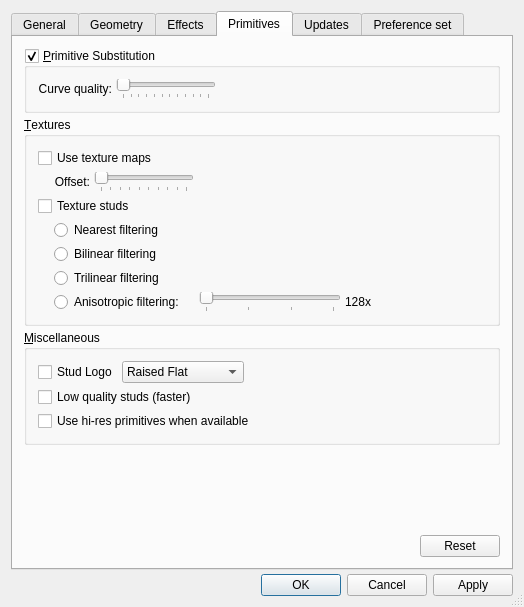
Qt form ldvlib/LDVQt/LDVPreferencesPanel.ui (trevorsandy/lpub3d-ci) before a commit.
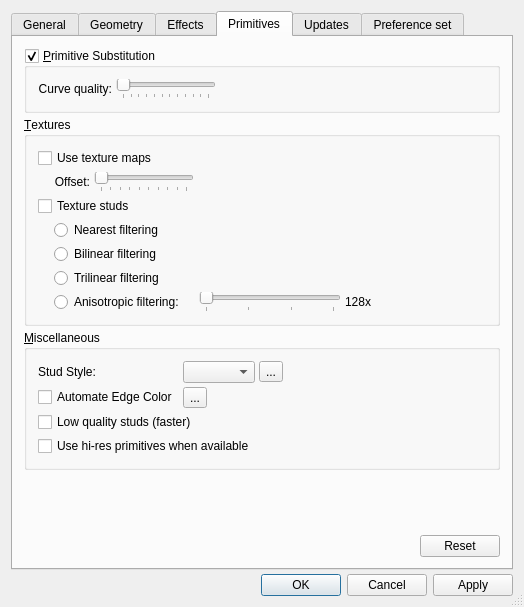
The same form after that commit. The open tabs and pages were chosen to show the change. Icons and pictures are not drawn.

Commit message: Stud style update for LDV module

```diff
--- a/ldvlib/LDVQt/LDVPreferencesPanel.ui
+++ b/ldvlib/LDVQt/LDVPreferencesPanel.ui
@@ -3296,77 +3296,69 @@
          <property name="title">
           <string>&amp;Miscellaneous</string>
          </property>
-         <layout class="QVBoxLayout" name="verticalLayout_4">
-          <item>
-           <layout class="QHBoxLayout" name="horizontalLayout_5">
-            <item>
-             <widget class="QCheckBox" name="studLogoBox">
-              <property name="text">
-               <string>Stud Logo</string>
-              </property>
-             </widget>
-            </item>
-            <item>
-             <widget class="QComboBox" name="studLogoCombo">
-              <property name="currentIndex">
-               <number>2</number>
-              </property>
-              <item>
-               <property name="text">
-                <string>Single Wire</string>
-               </property>
-              </item>
-              <item>
-               <property name="text">
-                <string>Double Wire</string>
-               </property>
-              </item>
-              <item>
-               <property name="text">
-                <string>Raised Flat</string>
-               </property>
-              </item>
-              <item>
-               <property name="text">
-                <string>Raised Rounded</string>
-               </property>
-              </item>
-              <item>
-               <property name="text">
-                <string>Subtle Rounded</string>
-               </property>
-              </item>
-             </widget>
-            </item>
-            <item>
-             <spacer name="horizontalSpacer">
-              <property name="orientation">
-               <enum>Qt::Horizontal</enum>
-              </property>
-              <property name="sizeHint" stdset="0">
-               <size>
-                <width>40</width>
-                <height>20</height>
-               </size>
-              </property>
-             </spacer>
-            </item>
-           </layout>
-          </item>
-          <item>
+         <layout class="QGridLayout" name="gridLayout_2">
+          <item row="3" column="0" colspan="2">
            <widget class="QCheckBox" name="lowQualityStudsButton">
             <property name="text">
              <string>Low quality studs (faster)</string>
             </property>
            </widget>
           </item>
-          <item>
+          <item row="0" column="5">
+           <spacer name="horizontalSpacer">
+            <property name="orientation">
+             <enum>Qt::Horizontal</enum>
+            </property>
+            <property name="sizeHint" stdset="0">
+             <size>
+              <width>40</width>
+              <height>20</height>
+             </size>
+            </property>
+           </spacer>
+          </item>
+          <item row="4" column="0" colspan="2">
            <widget class="QCheckBox" name="hiresPrimitivesButton">
             <property name="text">
              <string>Use hi-res primitives when available</string>
             </property>
            </widget>
           </item>
+          <item row="2" column="0">
+           <widget class="QCheckBox" name="automateEdgeColorBox">
+            <property name="text">
+             <string>Automate Edge Color</string>
+            </property>
+           </widget>
+          </item>
+          <item row="0" column="1">
+           <widget class="QComboBox" name="studStyleCombo">
+            <property name="currentIndex">
+             <number>-1</number>
+            </property>
+           </widget>
+          </item>
+          <item row="0" column="0">
+           <widget class="QLabel" name="label">
+            <property name="text">
+             <string>Stud Style:</string>
+            </property>
+           </widget>
+          </item>
+          <item row="0" column="2">
+           <widget class="QToolButton" name="highContrastButton">
+            <property name="text">
+             <string>...</string>
+            </property>
+           </widget>
+          </item>
+          <item row="2" column="1">
+           <widget class="QToolButton" name="automateEdgeColorButton">
+            <property name="text">
+             <string>...</string>
+            </property>
+           </widget>
+          </item>
          </layout>
         </widget>
        </item>
```
Left out of the diff: 80 changed lines with no effect on the pictures. The commit also changes 3 other files.
